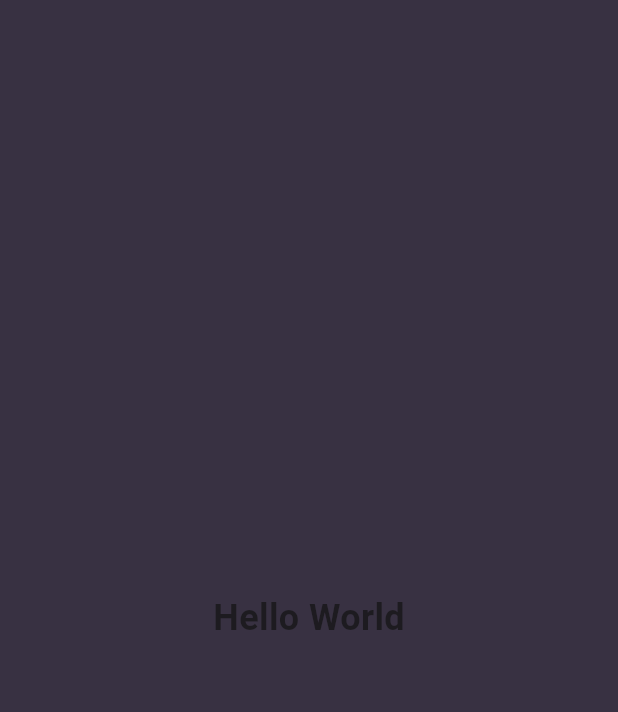
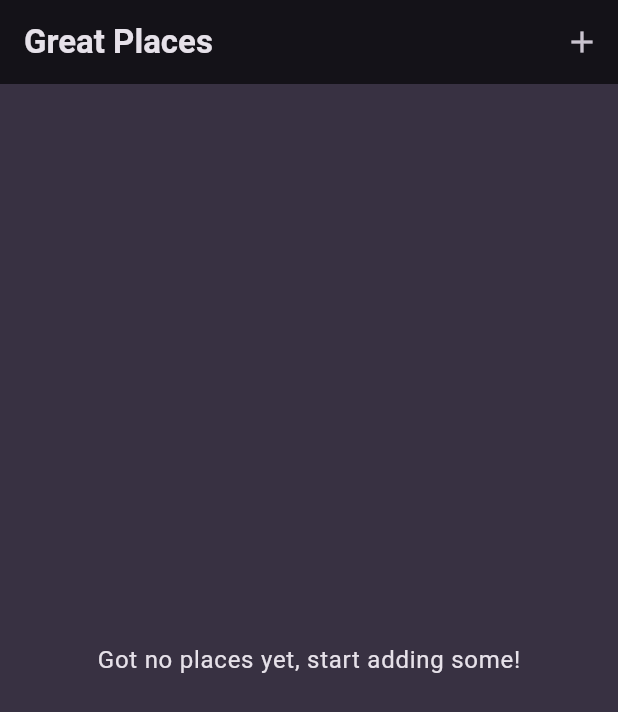
Before and after one commit to mjr2595/favorite-places, a Flutter app: the screen it shows after launch, on a phone screen of 412 x 824 dp. Shown: the top 712 px of the screen. Run offline on Flutter 3.47's test engine with Material 3 defaults, Android fonts, the phone set to English and light mode, and no system bars; our stand-ins replace google_fonts.

Commit message:
Added PlacesList and PlacesListScreen

```diff
--- a/lib/main.dart
+++ b/lib/main.dart
@@ -1,3 +1,4 @@
+import 'package:favorite_places/screens/places_list.dart';
 import 'package:flutter/material.dart';
 
 import 'package:google_fonts/google_fonts.dart';
@@ -39,15 +40,7 @@ class MyApp extends StatelessWidget {
       title: 'Great Places',
       theme: theme,
       home: const Scaffold(
-        body: Center(
-          child: Text(
-            'Hello World',
-            style: TextStyle(
-              fontSize: 24,
-              fontWeight: FontWeight.bold,
-            ),
-          ),
-        ),
+        body: PlacesListScreen(),
       ),
     );
   }
--- /dev/null
+++ b/lib/screens/places_list.dart
@@ -0,0 +1,24 @@
+import 'package:favorite_places/widgets/places_list.dart';
+import 'package:flutter/material.dart';
+
+class PlacesListScreen extends StatelessWidget {
+  const PlacesListScreen({super.key});
+
+  @override
+  Widget build(BuildContext context) {
+    return Scaffold(
+      appBar: AppBar(
+        title: const Text('Great Places'),
+        actions: [
+          IconButton(
+            icon: const Icon(Icons.add),
+            onPressed: () {},
+          ),
+        ],
+      ),
+      body: const PlacesList(
+        places: [],
+      ),
+    );
+  }
+}
--- /dev/null
+++ b/lib/widgets/places_list.dart
@@ -0,0 +1,35 @@
+import 'package:flutter/material.dart';
+
+import 'package:favorite_places/models/place.dart';
+
+class PlacesList extends StatelessWidget {
+  const PlacesList({super.key, required this.places});
+
+  final List<Place> places;
+
+  @override
+  Widget build(BuildContext context) {
+    if (places.isEmpty) {
+      return Center(
+        child: Text(
+          'Got no places yet, start adding some!',
+          style: Theme.of(context).textTheme.bodyLarge!.copyWith(
+                color: Theme.of(context).colorScheme.onBackground,
+              ),
+        ),
+      );
+    }
+
+    return ListView.builder(
+      itemBuilder: (contex, index) => ListTile(
+        title: Text(
+          places[index].title,
+          style: Theme.of(context).textTheme.titleMedium!.copyWith(
+                color: Theme.of(context).colorScheme.onBackground,
+              ),
+        ),
+        onTap: () {},
+      ),
+    );
+  }
+}
```
Also changed, not shown: lib/screens/add_place.dart (added), lib/screens/places_detail.dart (added).
